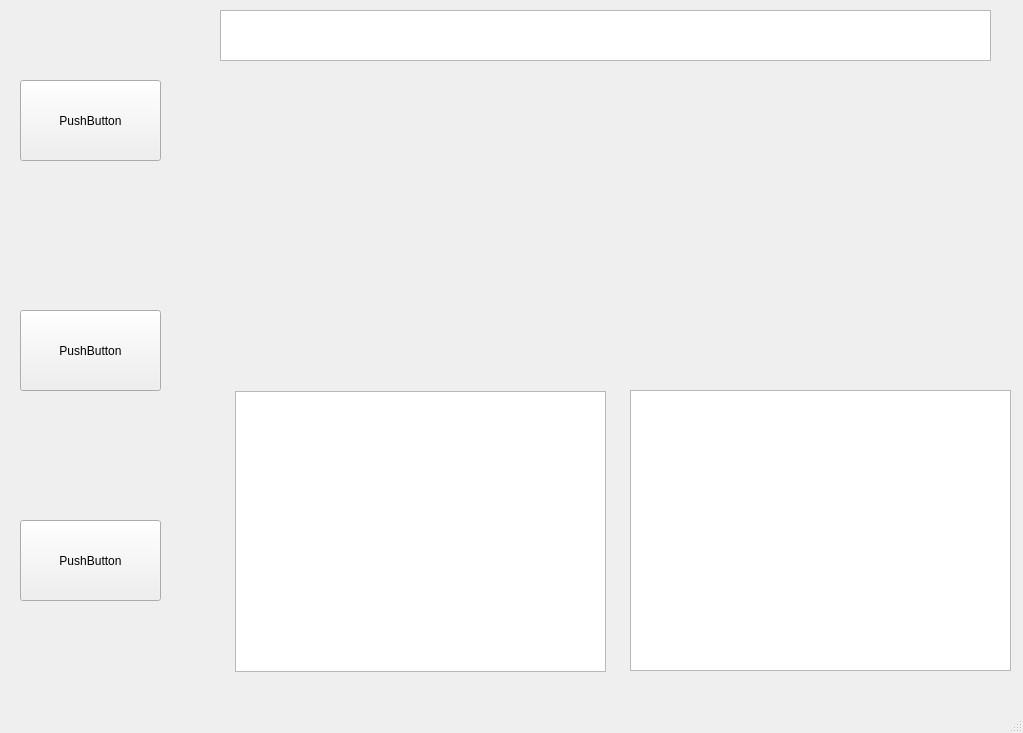
First picture: the form in mainwindow.ui, repository krrrosber/Coinlog, before the edit.
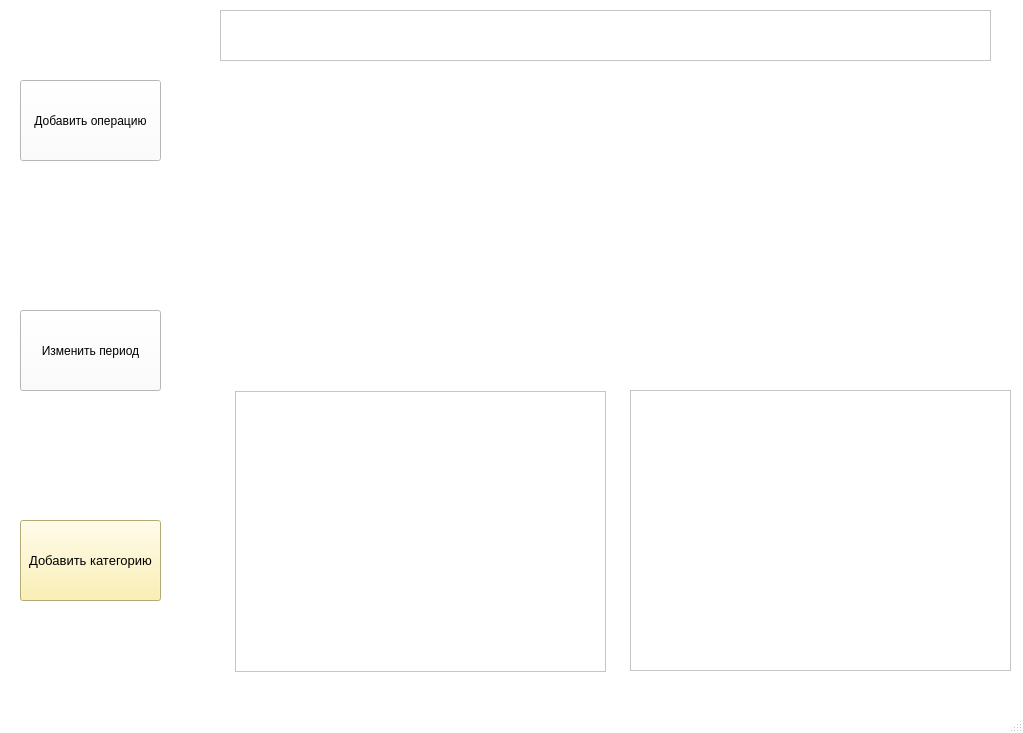
Second picture: the form after the edit.

Commit message: Реализован, метод изменения периода, за который отображаются расходы и доходы. Добавленно всплывающее окно, при нажатии на кнопку Изменить период. в всплывающем окне, календарь, и 4 кнопки(День, Неделя, Месяц, Выбранный период). С помощью клика можно выбрать период в календаре.

Diff of the .ui file:
```diff
--- a/mainwindow.ui
+++ b/mainwindow.ui
@@ -10,6 +10,475 @@
     <height>733</height>
    </rect>
   </property>
+  <property name="palette">
+   <palette>
+    <active>
+     <colorrole role="WindowText">
+      <brush brushstyle="SolidPattern">
+       <color alpha="255">
+        <red>0</red>
+        <green>0</green>
+        <blue>0</blue>
+       </color>
+      </brush>
+     </colorrole>
+     <colorrole role="Button">
+      <brush brushstyle="SolidPattern">
+       <color alpha="255">
+        <red>255</red>
+        <green>255</green>
+        <blue>255</blue>
+       </color>
+      </brush>
+     </colorrole>
+     <colorrole role="Light">
+      <brush brushstyle="SolidPattern">
+       <color alpha="255">
+        <red>255</red>
+        <green>255</green>
+        <blue>255</blue>
+       </color>
+      </brush>
+     </colorrole>
+     <colorrole role="Midlight">
+      <brush brushstyle="SolidPattern">
+       <color alpha="255">
+        <red>255</red>
+        <green>255</green>
+        <blue>255</blue>
+       </color>
+      </brush>
+     </colorrole>
+     <colorrole role="Dark">
+      <brush brushstyle="SolidPattern">
+       <color alpha="255">
+        <red>127</red>
+        <green>127</green>
+        <blue>127</blue>
+       </color>
+      </brush>
+     </colorrole>
+     <colorrole role="Mid">
+      <brush brushstyle="SolidPattern">
+       <color alpha="255">
+        <red>170</red>
+        <green>170</green>
+        <blue>170</blue>
+       </color>
+      </brush>
+     </colorrole>
+     <colorrole role="Text">
+      <brush brushstyle="SolidPattern">
+       <color alpha="255">
+        <red>0</red>
+        <green>0</green>
+        <blue>0</blue>
+       </color>
+      </brush>
+     </colorrole>
+     <colorrole role="BrightText">
+      <brush brushstyle="SolidPattern">
+       <color alpha="255">
+        <red>255</red>
+        <green>255</green>
+        <blue>255</blue>
+       </color>
+      </brush>
+     </colorrole>
+     <colorrole role="ButtonText">
+      <brush brushstyle="SolidPattern">
+       <color alpha="255">
+        <red>0</red>
+        <green>0</green>
+        <blue>0</blue>
+       </color>
+      </brush>
+     </colorrole>
+     <colorrole role="Base">
+      <brush brushstyle="SolidPattern">
+       <color alpha="255">
+        <red>255</red>
+        <green>255</green>
+        <blue>255</blue>
+       </color>
+      </brush>
+     </colorrole>
+     <colorrole role="Window">
+      <brush brushstyle="SolidPattern">
+       <color alpha="255">
+        <red>255</red>
+        <green>255</green>
+        <blue>255</blue>
+       </color>
+      </brush>
+     </colorrole>
+     <colorrole role="Shadow">
+      <brush brushstyle="SolidPattern">
+       <color alpha="255">
+        <red>0</red>
+        <green>0</green>
+        <blue>0</blue>
+       </color>
+      </brush>
+     </colorrole>
+     <colorrole role="AlternateBase">
+      <brush brushstyle="SolidPattern">
+       <color alpha="255">
+        <red>255</red>
+        <green>255</green>
+        <blue>255</blue>
+       </color>
+      </brush>
+     </colorrole>
+     <colorrole role="ToolTipBase">
+      <brush brushstyle="SolidPattern">
+       <color alpha="255">
+        <red>255</red>
+        <green>255</green>
+        <blue>220</blue>
+       </color>
+      </brush>
+     </colorrole>
+     <colorrole role="ToolTipText">
+      <brush brushstyle="SolidPattern">
+       <color alpha="255">
+        <red>0</red>
+        <green>0</green>
+        <blue>0</blue>
+       </color>
+      </brush>
+     </colorrole>
+     <colorrole role="PlaceholderText">
+      <brush brushstyle="SolidPattern">
+       <color alpha="127">
+        <red>0</red>
+        <green>0</green>
+        <blue>0</blue>
+       </color>
+      </brush>
+     </colorrole>
+     <colorrole role="Accent">
+      <brush brushstyle="SolidPattern">
+       <color alpha="255">
+        <red>255</red>
+        <green>255</green>
+        <blue>255</blue>
+       </color>
+      </brush>
+     </colorrole>
+    </active>
+    <inactive>
+     <colorrole role="WindowText">
+      <brush brushstyle="SolidPattern">
+       <color alpha="255">
+        <red>0</red>
+        <green>0</green>
+        <blue>0</blue>
+       </color>
+      </brush>
+     </colorrole>
+     <colorrole role="Button">
+      <brush brushstyle="SolidPattern">
+       <color alpha="255">
+        <red>255</red>
+        <green>255</green>
+        <blue>255</blue>
+       </color>
+      </brush>
+     </colorrole>
+     <colorrole role="Light">
+      <brush brushstyle="SolidPattern">
+       <color alpha="255">
+        <red>255</red>
+        <green>255</green>
+        <blue>255</blue>
+       </color>
+      </brush>
+     </colorrole>
+     <colorrole role="Midlight">
+      <brush brushstyle="SolidPattern">
+       <color alpha="255">
+        <red>255</red>
+        <green>255</green>
+        <blue>255</blue>
+       </color>
+      </brush>
+     </colorrole>
+     <colorrole role="Dark">
+      <brush brushstyle="SolidPattern">
+       <color alpha="255">
+        <red>127</red>
+        <green>127</green>
+        <blue>127</blue>
+       </color>
+      </brush>
+     </colorrole>
+     <colorrole role="Mid">
+      <brush brushstyle="SolidPattern">
+       <color alpha="255">
+        <red>170</red>
+        <green>170</green>
+        <blue>170</blue>
+       </color>
+      </brush>
+     </colorrole>
+     <colorrole role="Text">
+      <brush brushstyle="SolidPattern">
+       <color alpha="255">
+        <red>0</red>
+        <green>0</green>
+        <blue>0</blue>
+       </color>
+      </brush>
+     </colorrole>
+     <colorrole role="BrightText">
+      <brush brushstyle="SolidPattern">
+       <color alpha="255">
+        <red>255</red>
+        <green>255</green>
+        <blue>255</blue>
+       </color>
+      </brush>
+     </colorrole>
+     <colorrole role="ButtonText">
+      <brush brushstyle="SolidPattern">
+       <color alpha="255">
+        <red>0</red>
+        <green>0</green>
+        <blue>0</blue>
+       </color>
+      </brush>
+     </colorrole>
+     <colorrole role="Base">
+      <brush brushstyle="SolidPattern">
+       <color alpha="255">
+        <red>255</red>
+        <green>255</green>
+        <blue>255</blue>
+       </color>
+      </brush>
+     </colorrole>
+     <colorrole role="Window">
+      <brush brushstyle="SolidPattern">
+       <color alpha="255">
+        <red>255</red>
+        <green>255</green>
+        <blue>255</blue>
+       </color>
+      </brush>
+     </colorrole>
+     <colorrole role="Shadow">
+      <brush brushstyle="SolidPattern">
+       <color alpha="255">
+        <red>0</red>
+        <green>0</green>
+        <blue>0</blue>
+       </color>
+      </brush>
+     </colorrole>
+     <colorrole role="AlternateBase">
+      <brush brushstyle="SolidPattern">
+       <color alpha="255">
+        <red>255</red>
+        <green>255</green>
+        <blue>255</blue>
+       </color>
+      </brush>
+     </colorrole>
+     <colorrole role="ToolTipBase">
+      <brush brushstyle="SolidPattern">
+       <color alpha="255">
+        <red>255</red>
+        <green>255</green>
+        <blue>220</blue>
+       </color>
+      </brush>
+     </colorrole>
+     <colorrole role="ToolTipText">
+      <brush brushstyle="SolidPattern">
+       <color alpha="255">
+        <red>0</red>
+        <green>0</green>
+        <blue>0</blue>
+       </color>
+      </brush>
+     </colorrole>
+     <colorrole role="PlaceholderText">
+      <brush brushstyle="SolidPattern">
+       <color alpha="127">
+        <red>0</red>
+        <green>0</green>
+        <blue>0</blue>
+       </color>
+      </brush>
+     </colorrole>
+     <colorrole role="Accent">
+      <brush brushstyle="SolidPattern">
+       <color alpha="255">
+        <red>255</red>
+        <green>255</green>
+        <blue>255</blue>
+       </color>
+      </brush>
+     </colorrole>
+    </inactive>
+    <disabled>
+     <colorrole role="WindowText">
+      <brush brushstyle="SolidPattern">
+       <color alpha="255">
+        <red>127</red>
+        <green>127</green>
+        <blue>127</blue>
+       </color>
+      </brush>
+     </colorrole>
+     <colorrole role="Button">
+      <brush brushstyle="SolidPattern">
+       <color alpha="255">
+        <red>255</red>
+        <green>255</green>
+        <blue>255</blue>
+       </color>
+      </brush>
+     </colorrole>
+     <colorrole role="Light">
+      <brush brushstyle="SolidPattern">
+       <color alpha="255">
+        <red>255</red>
+        <green>255</green>
+        <blue>255</blue>
+       </color>
+      </brush>
+     </colorrole>
+     <colorrole role="Midlight">
+      <brush brushstyle="SolidPattern">
+       <color alpha="255">
+        <red>255</red>
+        <green>255</green>
+        <blue>255</blue>
+       </color>
+      </brush>
+     </colorrole>
+     <colorrole role="Dark">
+      <brush brushstyle="SolidPattern">
+       <color alpha="255">
+        <red>127</red>
+        <green>127</green>
+        <blue>127</blue>
+       </color>
+      </brush>
+     </colorrole>
+     <colorrole role="Mid">
+      <brush brushstyle="SolidPattern">
+       <color alpha="255">
+        <red>170</red>
+        <green>170</green>
+        <blue>170</blue>
+       </color>
+      </brush>
+     </colorrole>
+     <colorrole role="Text">
+      <brush brushstyle="SolidPattern">
+       <color alpha="255">
+        <red>127</red>
+        <green>127</green>
+        <blue>127</blue>
+       </color>
+      </brush>
+     </colorrole>
+     <colorrole role="BrightText">
+      <brush brushstyle="SolidPattern">
+       <color alpha="255">
+        <red>255</red>
+        <green>255</green>
+        <blue>255</blue>
+       </color>
+      </brush>
+     </colorrole>
+     <colorrole role="ButtonText">
+      <brush brushstyle="SolidPattern">
+       <color alpha="255">
+        <red>127</red>
+        <green>127</green>
+        <blue>127</blue>
+       </color>
+      </brush>
+     </colorrole>
+     <colorrole role="Base">
+      <brush brushstyle="SolidPattern">
+       <color alpha="255">
+        <red>255</red>
+        <green>255</green>
+        <blue>255</blue>
+       </color>
+      </brush>
+     </colorrole>
+     <colorrole role="Window">
+      <brush brushstyle="SolidPattern">
+       <color alpha="255">
+        <red>255</red>
+        <green>255</green>
+        <blue>255</blue>
+       </color>
+      </brush>
+     </colorrole>
+     <colorrole role="Shadow">
+      <brush brushstyle="SolidPattern">
+       <color alpha="255">
+        <red>0</red>
+        <green>0</green>
+        <blue>0</blue>
+       </color>
+      </brush>
+     </colorrole>
+     <colorrole role="AlternateBase">
+      <brush brushstyle="SolidPattern">
+       <color alpha="255">
+        <red>255</red>
+        <green>255</green>
+        <blue>255</blue>
+       </color>
+      </brush>
+     </colorrole>
+     <colorrole role="ToolTipBase">
+      <brush brushstyle="SolidPattern">
+       <color alpha="255">
+        <red>255</red>
+        <green>255</green>
+        <blue>220</blue>
+       </color>
+      </brush>
+     </colorrole>
+     <colorrole role="ToolTipText">
+      <brush brushstyle="SolidPattern">
+       <color alpha="255">
+        <red>0</red>
+        <green>0</green>
+        <blue>0</blue>
+       </color>
+      </brush>
+     </colorrole>
+     <colorrole role="PlaceholderText">
+      <brush brushstyle="SolidPattern">
+       <color alpha="127">
+        <red>127</red>
+        <green>127</green>
+        <blue>127</blue>
+       </color>
+      </brush>
+     </colorrole>
+     <colorrole role="Accent">
+      <brush brushstyle="SolidPattern">
+       <color alpha="255">
+        <red>255</red>
+        <green>255</green>
+        <blue>255</blue>
+       </color>
+      </brush>
+     </colorrole>
+    </disabled>
+   </palette>
+  </property>
   <property name="windowTitle">
    <string>MainWindow</string>
   </property>
@@ -34,7 +503,7 @@
      </rect>
     </property>
     <property name="text">
-     <string>PushButton</string>
+     <string>Изменить период</string>
     </property>
    </widget>
    <widget class="QTextEdit" name="actualPeriod">
@@ -57,7 +526,7 @@
      </rect>
     </property>
     <property name="text">
-     <string>PushButton</string>
+     <string>Добавить операцию</string>
     </property>
    </widget>
    <widget class="QPushButton" name="addCategory">
@@ -69,8 +538,489 @@
       <height>81</height>
      </rect>
     </property>
+    <property name="palette">
+     <palette>
+      <active>
+       <colorrole role="WindowText">
+        <brush brushstyle="SolidPattern">
+         <color alpha="255">
+          <red>0</red>
+          <green>0</green>
+          <blue>0</blue>
+         </color>
+        </brush>
+       </colorrole>
+       <colorrole role="Button">
+        <brush brushstyle="SolidPattern">
+         <color alpha="255">
+          <red>251</red>
+          <green>237</green>
+          <blue>161</blue>
+         </color>
+        </brush>
+       </colorrole>
+       <colorrole role="Light">
+        <brush brushstyle="SolidPattern">
+         <color alpha="255">
+          <red>255</red>
+          <green>255</green>
+          <blue>255</blue>
+         </color>
+        </brush>
+       </colorrole>
+       <colorrole role="Midlight">
+        <brush brushstyle="SolidPattern">
+         <color alpha="255">
+          <red>253</red>
+          <green>246</green>
+          <blue>208</blue>
+         </color>
+        </brush>
+       </colorrole>
+       <colorrole role="Dark">
+        <brush brushstyle="SolidPattern">
+         <color alpha="255">
+          <red>125</red>
+          <green>119</green>
+          <blue>80</blue>
+         </color>
+        </brush>
+       </colorrole>
+       <colorrole role="Mid">
+        <brush brushstyle="SolidPattern">
+         <color alpha="255">
+          <red>167</red>
+          <green>158</green>
+          <blue>107</blue>
+         </color>
+        </brush>
+       </colorrole>
+       <colorrole role="Text">
+        <brush brushstyle="SolidPattern">
+         <color alpha="255">
+          <red>0</red>
+          <green>0</green>
+          <blue>0</blue>
+         </color>
+        </brush>
+       </colorrole>
+       <colorrole role="BrightText">
+        <brush brushstyle="SolidPattern">
+         <color alpha="255">
+          <red>255</red>
+          <green>255</green>
+          <blue>255</blue>
+         </color>
+        </brush>
+       </colorrole>
+       <colorrole role="ButtonText">
+        <brush brushstyle="SolidPattern">
+         <color alpha="255">
+          <red>0</red>
+          <green>0</green>
+          <blue>0</blue>
+         </color>
+        </brush>
+       </colorrole>
+       <colorrole role="Base">
+        <brush brushstyle="SolidPattern">
+         <color alpha="255">
+          <red>255</red>
+          <green>255</green>
+          <blue>255</blue>
+         </color>
+        </brush>
+       </colorrole>
+       <colorrole role="Window">
+        <brush brushstyle="SolidPattern">
+         <color alpha="255">
+          <red>251</red>
+          <green>237</green>
+          <blue>161</blue>
+         </color>
+        </brush>
+       </colorrole>
+       <colorrole role="Shadow">
+        <brush brushstyle="SolidPattern">
+         <color alpha="255">
+          <red>0</red>
+          <green>0</green>
+          <blue>0</blue>
+         </color>
+        </brush>
+       </colorrole>
+       <colorrole role="AlternateBase">
+        <brush brushstyle="SolidPattern">
+         <color alpha="255">
+          <red>253</red>
+          <green>246</green>
+          <blue>208</blue>
+         </color>
+        </brush>
+       </colorrole>
+       <colorrole role="ToolTipBase">
+        <brush brushstyle="SolidPattern">
+         <color alpha="255">
+          <red>255</red>
+          <green>255</green>
+          <blue>220</blue>
+         </color>
+        </brush>
+       </colorrole>
+       <colorrole role="ToolTipText">
+        <brush brushstyle="SolidPattern">
+         <color alpha="255">
+          <red>0</red>
+          <green>0</green>
+          <blue>0</blue>
+         </color>
+        </brush>
+       </colorrole>
+       <colorrole role="PlaceholderText">
+        <brush brushstyle="SolidPattern">
+         <color alpha="127">
+          <red>0</red>
+          <green>0</green>
+          <blue>0</blue>
+         </color>
+        </brush>
+       </colorrole>
+       <colorrole role="Accent">
+        <brush brushstyle="SolidPattern">
+         <color alpha="255">
+          <red>255</red>
+          <green>255</green>
+          <blue>255</blue>
+         </color>
+        </brush>
+       </colorrole>
+      </active>
+      <inactive>
+       <colorrole role="WindowText">
+        <brush brushstyle="SolidPattern">
+         <color alpha="255">
+          <red>0</red>
+          <green>0</green>
+          <blue>0</blue>
+         </color>
+        </brush>
+       </colorrole>
+       <colorrole role="Button">
+        <brush brushstyle="SolidPattern">
+         <color alpha="255">
+          <red>251</red>
+          <green>237</green>
+          <blue>161</blue>
+         </color>
+        </brush>
+       </colorrole>
+       <colorrole role="Light">
+        <brush brushstyle="SolidPattern">
+         <color alpha="255">
+          <red>255</red>
+          <green>255</green>
+          <blue>255</blue>
+         </color>
+        </brush>
+       </colorrole>
+       <colorrole role="Midlight">
+        <brush brushstyle="SolidPattern">
+         <color alpha="255">
+          <red>253</red>
+          <green>246</green>
+          <blue>208</blue>
+         </color>
+        </brush>
+       </colorrole>
+       <colorrole role="Dark">
+        <brush brushstyle="SolidPattern">
+         <color alpha="255">
+          <red>125</red>
+          <green>119</green>
+          <blue>80</blue>
+         </color>
+        </brush>
+       </colorrole>
+       <colorrole role="Mid">
+        <brush brushstyle="SolidPattern">
+         <color alpha="255">
+          <red>167</red>
+          <green>158</green>
+          <blue>107</blue>
+         </color>
+        </brush>
+       </colorrole>
+       <colorrole role="Text">
+        <brush brushstyle="SolidPattern">
+         <color alpha="255">
+          <red>0</red>
+          <green>0</green>
+          <blue>0</blue>
+         </color>
+        </brush>
+       </colorrole>
+       <colorrole role="BrightText">
+        <brush brushstyle="SolidPattern">
+         <color alpha="255">
+          <red>255</red>
+          <green>255</green>
+          <blue>255</blue>
+         </color>
+        </brush>
+       </colorrole>
+       <colorrole role="ButtonText">
+        <brush brushstyle="SolidPattern">
+         <color alpha="255">
+          <red>0</red>
+          <green>0</green>
+          <blue>0</blue>
+         </color>
+        </brush>
+       </colorrole>
+       <colorrole role="Base">
+        <brush brushstyle="SolidPattern">
+         <color alpha="255">
+          <red>255</red>
+          <green>255</green>
+          <blue>255</blue>
+         </color>
+        </brush>
+       </colorrole>
+       <colorrole role="Window">
+        <brush brushstyle="SolidPattern">
+         <color alpha="255">
+          <red>251</red>
+          <green>237</green>
+          <blue>161</blue>
+         </color>
+        </brush>
+       </colorrole>
+       <colorrole role="Shadow">
+        <brush brushstyle="SolidPattern">
+         <color alpha="255">
+          <red>0</red>
+          <green>0</green>
+          <blue>0</blue>
+         </color>
+        </brush>
+       </colorrole>
+       <colorrole role="AlternateBase">
+        <brush brushstyle="SolidPattern">
+         <color alpha="255">
+          <red>253</red>
+          <green>246</green>
+          <blue>208</blue>
+         </color>
+        </brush>
+       </colorrole>
+       <colorrole role="ToolTipBase">
+        <brush brushstyle="SolidPattern">
+         <color alpha="255">
+          <red>255</red>
+          <green>255</green>
+          <blue>220</blue>
+         </color>
+        </brush>
+       </colorrole>
+       <colorrole role="ToolTipText">
+        <brush brushstyle="SolidPattern">
+         <color alpha="255">
+          <red>0</red>
+          <green>0</green>
+          <blue>0</blue>
+         </color>
+        </brush>
+       </colorrole>
+       <colorrole role="PlaceholderText">
+        <brush brushstyle="SolidPattern">
+         <color alpha="127">
+          <red>0</red>
+          <green>0</green>
+          <blue>0</blue>
+         </color>
+        </brush>
+       </colorrole>
+       <colorrole role="Accent">
+        <brush brushstyle="SolidPattern">
+         <color alpha="255">
+          <red>255</red>
+          <green>255</green>
+          <blue>255</blue>
+         </color>
+        </brush>
+       </colorrole>
+      </inactive>
+      <disabled>
+       <colorrole role="WindowText">
+        <brush brushstyle="SolidPattern">
+         <color alpha="255">
+          <red>125</red>
+          <green>119</green>
+          <blue>80</blue>
+         </color>
+        </brush>
+       </colorrole>
+       <colorrole role="Button">
+        <brush brushstyle="SolidPattern">
+         <color alpha="255">
+          <red>251</red>
+          <green>237</green>
+          <blue>161</blue>
+         </color>
+        </brush>
+       </colorrole>
+       <colorrole role="Light">
+        <brush brushstyle="SolidPattern">
+         <color alpha="255">
+          <red>255</red>
+          <green>255</green>
+          <blue>255</blue>
+         </color>
+        </brush>
+       </colorrole>
+       <colorrole role="Midlight">
+        <brush brushstyle="SolidPattern">
+         <color alpha="255">
+          <red>253</red>
+          <green>246</green>
+          <blue>208</blue>
+         </color>
+        </brush>
+       </colorrole>
+       <colorrole role="Dark">
+        <brush brushstyle="SolidPattern">
+         <color alpha="255">
+          <red>125</red>
+          <green>119</green>
+          <blue>80</blue>
+         </color>
+        </brush>
+       </colorrole>
+       <colorrole role="Mid">
+        <brush brushstyle="SolidPattern">
+         <color alpha="255">
+          <red>167</red>
+          <green>158</green>
+          <blue>107</blue>
+         </color>
+        </brush>
+       </colorrole>
+       <colorrole role="Text">
+        <brush brushstyle="SolidPattern">
+         <color alpha="255">
+          <red>125</red>
+          <green>119</green>
+          <blue>80</blue>
+         </color>
+        </brush>
+       </colorrole>
+       <colorrole role="BrightText">
+        <brush brushstyle="SolidPattern">
+         <color alpha="255">
+          <red>255</red>
+          <green>255</green>
+          <blue>255</blue>
+         </color>
+        </brush>
+       </colorrole>
+       <colorrole role="ButtonText">
+        <brush brushstyle="SolidPattern">
+         <color alpha="255">
+          <red>125</red>
+          <green>119</green>
+          <blue>80</blue>
+         </color>
+        </brush>
+       </colorrole>
+       <colorrole role="Base">
+        <brush brushstyle="SolidPattern">
+         <color alpha="255">
+          <red>251</red>
+          <green>237</green>
+          <blue>161</blue>
+         </color>
+        </brush>
+       </colorrole>
+       <colorrole role="Window">
+        <brush brushstyle="SolidPattern">
+         <color alpha="255">
+          <red>251</red>
+          <green>237</green>
+          <blue>161</blue>
+         </color>
+        </brush>
+       </colorrole>
+       <colorrole role="Shadow">
+        <brush brushstyle="SolidPattern">
+         <color alpha="255">
+          <red>0</red>
+          <green>0</green>
+          <blue>0</blue>
+         </color>
+        </brush>
+       </colorrole>
+       <colorrole role="AlternateBase">
+        <brush brushstyle="SolidPattern">
+         <color alpha="255">
+          <red>251</red>
+          <green>237</green>
+          <blue>161</blue>
+         </color>
+        </brush>
+       </colorrole>
+       <colorrole role="ToolTipBase">
+        <brush brushstyle="SolidPattern">
+         <color alpha="255">
+          <red>255</red>
+          <green>255</green>
+          <blue>220</blue>
+         </color>
+        </brush>
+       </colorrole>
+       <colorrole role="ToolTipText">
+        <brush brushstyle="SolidPattern">
+         <color alpha="255">
+          <red>0</red>
+          <green>0</green>
+          <blue>0</blue>
+         </color>
+        </brush>
+       </colorrole>
+       <colorrole role="PlaceholderText">
+        <brush brushstyle="SolidPattern">
+         <color alpha="127">
+          <red>125</red>
+          <green>119</green>
+          <blue>80</blue>
+         </color>
+        </brush>
+       </colorrole>
+       <colorrole role="Accent">
+        <brush brushstyle="SolidPattern">
+         <color alpha="255">
+          <red>255</red>
+          <green>252</green>
+          <blue>235</blue>
+         </color>
+        </brush>
+       </colorrole>
+      </disabled>
+     </palette>
+    </property>
+    <property name="font">
+     <font>
+      <family>Segoe UI</family>
+      <pointsize>10</pointsize>
+     </font>
+    </property>
     <property name="text">
-     <string>PushButton</string>
+     <string>Добавить категорию</string>
+    </property>
+    <property name="autoRepeat">
+     <bool>false</bool>
+    </property>
+    <property name="autoDefault">
+     <bool>false</bool>
     </property>
    </widget>
    <widget class="QWidget" name="profit" native="true">
```
The commit also changes 12 other files.
